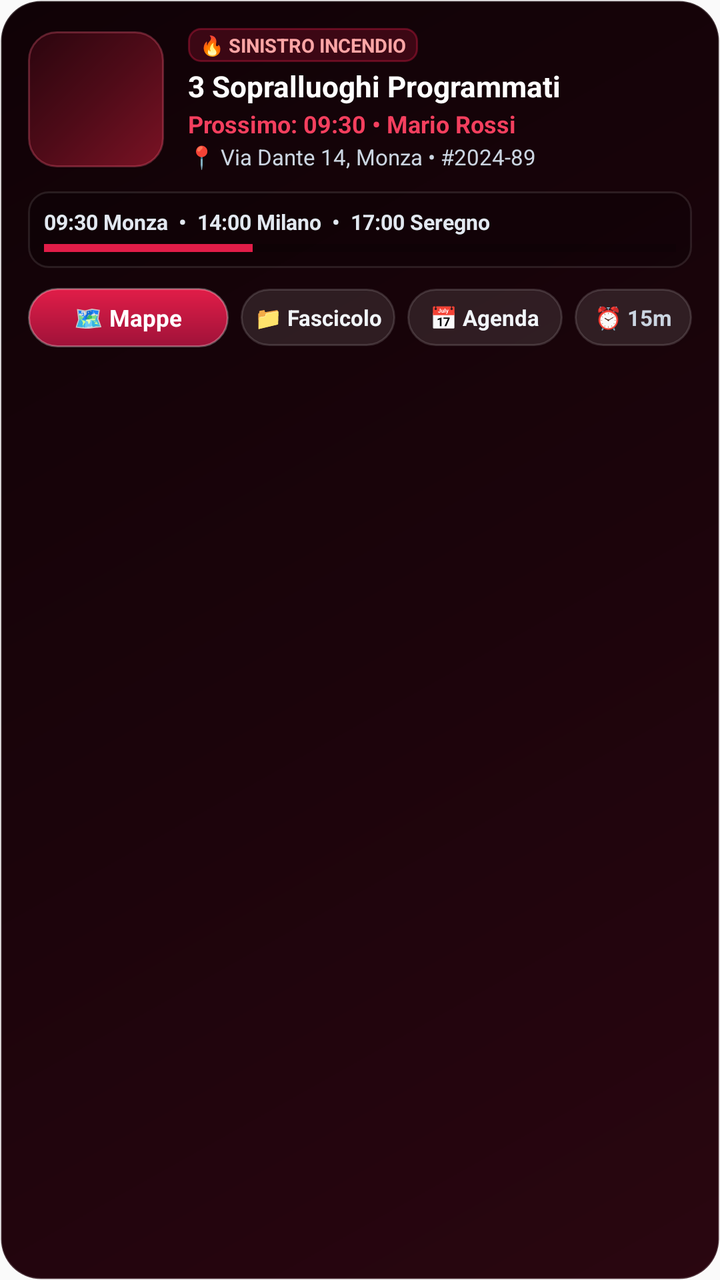
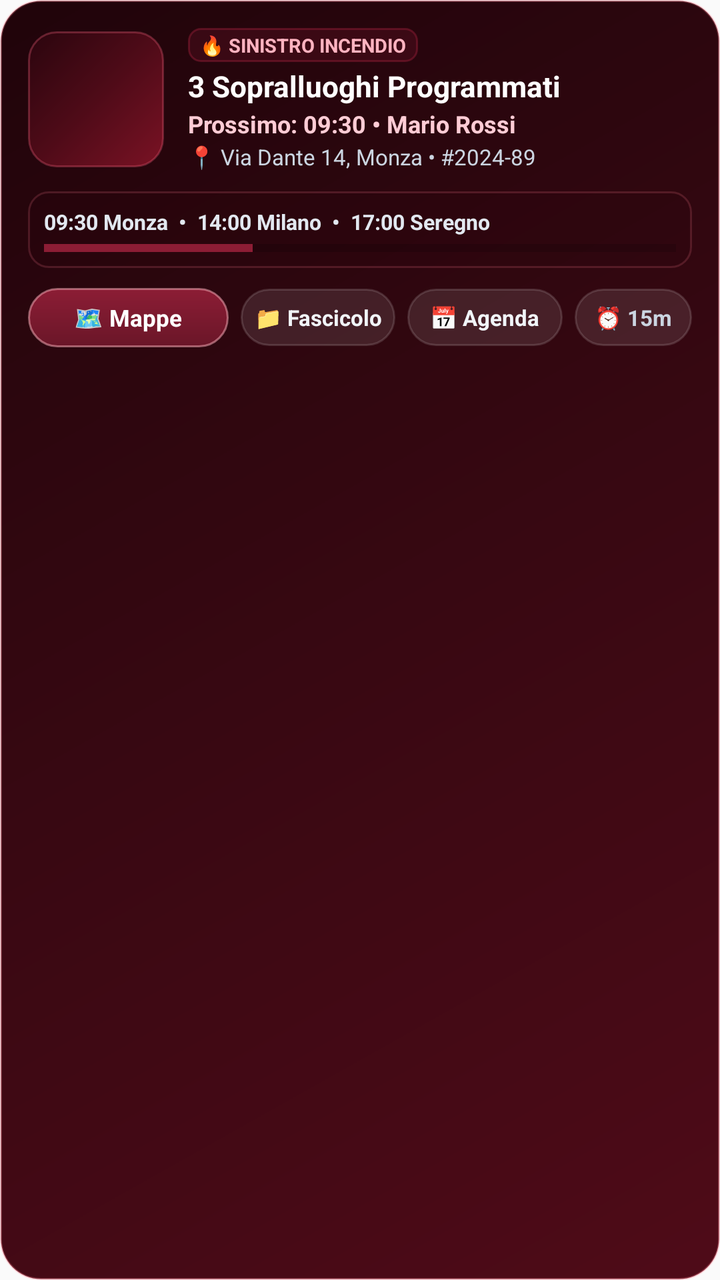

Compare the two renders of this Android layout. The source of the first and the diff that turns it into the second are given below.
<!-- AndroidManifest.xml: application theme Theme.AssistentePeritoMobile -->
<!-- res/layout/view_notification_briefing_expanded.xml -->
<?xml version="1.0" encoding="utf-8"?>
<LinearLayout xmlns:android="http://schemas.android.com/apk/res/android"
    android:id="@+id/notif_expanded_root"
    android:layout_width="match_parent"
    android:layout_height="wrap_content"
    android:background="@drawable/bg_notification_card"
    android:orientation="vertical"
    android:padding="14dp">

    
    <LinearLayout
        android:layout_width="match_parent"
        android:layout_height="wrap_content"
        android:gravity="center_vertical"
        android:orientation="horizontal">

        
        <ImageView
            android:id="@+id/notif_expanded_cover"
            android:layout_width="68dp"
            android:layout_height="68dp"
            android:background="@drawable/bg_notification_cover"
            android:contentDescription="Copertina Data e Stato"
            android:scaleType="centerCrop" />

        
        <LinearLayout
            android:layout_width="0dp"
            android:layout_height="wrap_content"
            android:layout_marginStart="12dp"
            android:layout_weight="1"
            android:orientation="vertical">

            
            <TextView
                android:id="@+id/notif_expanded_category"
                android:layout_width="wrap_content"
                android:layout_height="wrap_content"
                android:background="@drawable/bg_category_pill"
                android:ellipsize="end"
                android:maxLines="1"
                android:paddingStart="6dp"
                android:paddingTop="2dp"
                android:paddingEnd="6dp"
                android:paddingBottom="2dp"
                android:text="🔥 SINISTRO INCENDIO"
                android:textColor="#FFFCA5A5"
                android:textSize="9.5sp"
                android:textStyle="bold" />

            
            <TextView
                android:id="@+id/notif_expanded_title"
                android:layout_width="match_parent"
                android:layout_height="wrap_content"
                android:layout_marginTop="2dp"
                android:ellipsize="end"
                android:maxLines="1"
                android:text="3 Sopralluoghi Programmati"
                android:textColor="#FFFFFFFF"
                android:textSize="14.5sp"
                android:textStyle="bold" />

            
            <TextView
                android:id="@+id/notif_expanded_subtitle"
                android:layout_width="match_parent"
                android:layout_height="wrap_content"
                android:layout_marginTop="1dp"
                android:ellipsize="end"
                android:maxLines="1"
                android:text="Prossimo: 09:30 • Mario Rossi"
                android:textColor="#FFF43F5E"
                android:textSize="12sp"
                android:textStyle="bold" />

            
            <TextView
                android:id="@+id/notif_expanded_location"
                android:layout_width="match_parent"
                android:layout_height="wrap_content"
                android:layout_marginTop="1dp"
                android:ellipsize="end"
                android:maxLines="1"
                android:text="📍 Via Dante 14, Monza • #2024-89"
                android:textColor="#FFCBD5E1"
                android:textSize="11sp" />
        </LinearLayout>

    </LinearLayout>

    
    <LinearLayout
        android:id="@+id/notif_expanded_timeline_box"
        android:layout_width="match_parent"
        android:layout_height="wrap_content"
        android:layout_marginTop="10dp"
        android:background="@drawable/bg_timeline_track"
        android:orientation="vertical"
        android:padding="8dp">

        <TextView
            android:id="@+id/notif_expanded_timeline_text"
            android:layout_width="match_parent"
            android:layout_height="wrap_content"
            android:ellipsize="end"
            android:maxLines="1"
            android:text="09:30 Monza  •  14:00 Milano  •  17:00 Seregno"
            android:textColor="#FFE2E8F0"
            android:textSize="10.5sp"
            android:textStyle="bold" />

        <ProgressBar
            android:id="@+id/notif_expanded_progress"
            style="?android:attr/progressBarStyleHorizontal"
            android:layout_width="match_parent"
            android:layout_height="4dp"
            android:layout_marginTop="4dp"
            android:indeterminate="false"
            android:max="100"
            android:progress="33"
            android:progressTint="#FFE11D48" />
    </LinearLayout>

    
    <LinearLayout
        android:layout_width="match_parent"
        android:layout_height="wrap_content"
        android:layout_marginTop="10dp"
        android:gravity="center_vertical"
        android:orientation="horizontal">

        <TextView
            android:id="@+id/notif_action_maps"
            android:layout_width="0dp"
            android:layout_height="wrap_content"
            android:layout_marginEnd="6dp"
            android:layout_weight="1.3"
            android:background="@drawable/bg_notification_action_primary"
            android:gravity="center"
            android:paddingTop="7dp"
            android:paddingBottom="7dp"
            android:text="🗺️ Mappe"
            android:textColor="#FFFFFFFF"
            android:textSize="11.5sp"
            android:textStyle="bold" />

        <TextView
            android:id="@+id/notif_action_dossier"
            android:layout_width="0dp"
            android:layout_height="wrap_content"
            android:layout_marginEnd="6dp"
            android:layout_weight="1"
            android:background="@drawable/bg_notification_action_secondary"
            android:gravity="center"
            android:paddingTop="7dp"
            android:paddingBottom="7dp"
            android:text="📁 Fascicolo"
            android:textColor="#FFF1F5F9"
            android:textSize="11sp"
            android:textStyle="bold" />

        <TextView
            android:id="@+id/notif_action_agenda"
            android:layout_width="0dp"
            android:layout_height="wrap_content"
            android:layout_marginEnd="6dp"
            android:layout_weight="1"
            android:background="@drawable/bg_notification_action_secondary"
            android:gravity="center"
            android:paddingTop="7dp"
            android:paddingBottom="7dp"
            android:text="📅 Agenda"
            android:textColor="#FFF1F5F9"
            android:textSize="11sp"
            android:textStyle="bold" />

        <TextView
            android:id="@+id/notif_action_snooze"
            android:layout_width="wrap_content"
            android:layout_height="wrap_content"
            android:background="@drawable/bg_notification_action_secondary"
            android:gravity="center"
            android:paddingStart="10dp"
            android:paddingTop="7dp"
            android:paddingEnd="10dp"
            android:paddingBottom="7dp"
            android:text="⏰ 15m"
            android:textColor="#FFCBD5E1"
            android:textSize="11sp"
            android:textStyle="bold" />

    </LinearLayout>

</LinearLayout>
<!-- resources referenced by this layout -->
<resources>
  <!-- drawable bg_category_pill (drawable) -->
  <?xml version="1.0" encoding="utf-8"?>
  <shape xmlns:android="http://schemas.android.com/apk/res/android"
      android:shape="rectangle">
      <solid android:color="#33E11D48" />
      <corners android:radius="6dp" />
      <stroke
          android:width="1dp"
          android:color="#59E11D48" />
  </shape>
  <!-- drawable bg_notification_action_primary (drawable) -->
  <?xml version="1.0" encoding="utf-8"?>
  <shape xmlns:android="http://schemas.android.com/apk/res/android"
      android:shape="rectangle">
      <gradient
          android:angle="90"
          android:startColor="#9F1239"
          android:endColor="#E11D48"
          android:type="linear" />
      <corners android:radius="999dp" />
      <stroke
          android:width="1dp"
          android:color="#4DFFFFFF" />
  </shape>
  <!-- drawable bg_notification_action_secondary (drawable) -->
  <?xml version="1.0" encoding="utf-8"?>
  <shape xmlns:android="http://schemas.android.com/apk/res/android"
      android:shape="rectangle">
      <solid android:color="#1AFFFFFF" />
      <corners android:radius="999dp" />
      <stroke
          android:width="1dp"
          android:color="#24FFFFFF" />
  </shape>
  <!-- drawable bg_notification_card (drawable) -->
  <?xml version="1.0" encoding="utf-8"?>
  <shape xmlns:android="http://schemas.android.com/apk/res/android"
      android:shape="rectangle">
      <gradient
          android:angle="135"
          android:startColor="#2A0610"
          android:centerColor="#1B040B"
          android:endColor="#100206"
          android:type="linear" />
      <corners android:radius="20dp" />
      <stroke
          android:width="1dp"
          android:color="#2EFFFFFF" />
  </shape>
  <!-- drawable bg_notification_cover (drawable) -->
  <?xml version="1.0" encoding="utf-8"?>
  <shape xmlns:android="http://schemas.android.com/apk/res/android"
      android:shape="rectangle">
      <gradient
          android:angle="135"
          android:startColor="#7A1224"
          android:centerColor="#4F0B18"
          android:endColor="#2B050E"
          android:type="linear" />
      <corners android:radius="14dp" />
      <stroke
          android:width="1dp"
          android:color="#4DFF6482" />
  </shape>
  <!-- drawable bg_timeline_track (drawable) -->
  <?xml version="1.0" encoding="utf-8"?>
  <shape xmlns:android="http://schemas.android.com/apk/res/android"
      android:shape="rectangle">
      <solid android:color="#33000000" />
      <corners android:radius="10dp" />
      <stroke
          android:width="1dp"
          android:color="#1AFFFFFF" />
  </shape>
  <style name="Theme.AssistentePeritoMobile" parent="android:Theme.Material.Light.NoActionBar" />
</resources>

<!-- the commit's change to res/layout/view_notification_briefing_expanded.xml (unified diff, before → after) -->
@@ -44,7 +44,7 @@
                 android:paddingEnd="6dp"
                 android:paddingBottom="2dp"
                 android:text="🔥 SINISTRO INCENDIO"
-                android:textColor="#FFFCA5A5"
+                android:textColor="#FFFFB3C0"
                 android:textSize="9.5sp"
                 android:textStyle="bold" />
 
@@ -70,7 +70,7 @@
                 android:ellipsize="end"
                 android:maxLines="1"
                 android:text="Prossimo: 09:30 • Mario Rossi"
-                android:textColor="#FFF43F5E"
+                android:textColor="#FFFFCCD5"
                 android:textSize="12sp"
                 android:textStyle="bold" />
 
@@ -119,7 +119,7 @@
             android:indeterminate="false"
             android:max="100"
             android:progress="33"
-            android:progressTint="#FFE11D48" />
+            android:progressTint="#FF8C1D35" />
     </LinearLayout>
 
     
<!-- resource entries referenced after the edit -->
@@ -4,11 +4,11 @@
   <?xml version="1.0" encoding="utf-8"?>
   <shape xmlns:android="http://schemas.android.com/apk/res/android"
       android:shape="rectangle">
-      <solid android:color="#33E11D48" />
+      <solid android:color="#4D6A1628" />
       <corners android:radius="6dp" />
       <stroke
           android:width="1dp"
-          android:color="#59E11D48" />
+          android:color="#808C1D35" />
   </shape>
   <!-- drawable bg_notification_action_primary (drawable) -->
   <?xml version="1.0" encoding="utf-8"?>
@@ -16,13 +16,13 @@
       android:shape="rectangle">
       <gradient
           android:angle="90"
-          android:startColor="#9F1239"
-          android:endColor="#E11D48"
+          android:startColor="#6A1628"
+          android:endColor="#8C1D35"
           android:type="linear" />
       <corners android:radius="999dp" />
       <stroke
           android:width="1dp"
-          android:color="#4DFFFFFF" />
+          android:color="#80FFB3C0" />
   </shape>
   <!-- drawable bg_notification_action_secondary (drawable) -->
   <?xml version="1.0" encoding="utf-8"?>
@@ -40,14 +40,14 @@
       android:shape="rectangle">
       <gradient
           android:angle="135"
-          android:startColor="#2A0610"
-          android:centerColor="#1B040B"
-          android:endColor="#100206"
+          android:startColor="#4F0B18"
+          android:centerColor="#380812"
+          android:endColor="#20040A"
           android:type="linear" />
       <corners android:radius="20dp" />
       <stroke
           android:width="1dp"
-          android:color="#2EFFFFFF" />
+          android:color="#4DFF7D90" />
   </shape>
   <!-- drawable bg_notification_cover (drawable) -->
   <?xml version="1.0" encoding="utf-8"?>
@@ -68,11 +68,11 @@
   <?xml version="1.0" encoding="utf-8"?>
   <shape xmlns:android="http://schemas.android.com/apk/res/android"
       android:shape="rectangle">
-      <solid android:color="#33000000" />
+      <solid android:color="#332A040D" />
       <corners android:radius="10dp" />
       <stroke
           android:width="1dp"
-          android:color="#1AFFFFFF" />
+          android:color="#2EFF7D90" />
   </shape>
   <style name="Theme.AssistentePeritoMobile" parent="android:Theme.Material.Light.NoActionBar" />
 </resources>
